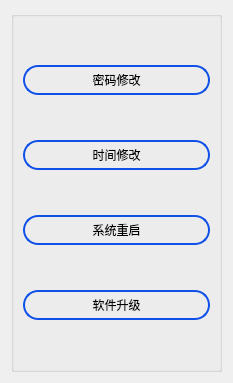
The window that BusBar-Qt/setting/setsystem/othersettingdlg.ui (ChinaClever/BusBar) describes before a commit, drawn with Qt 5.
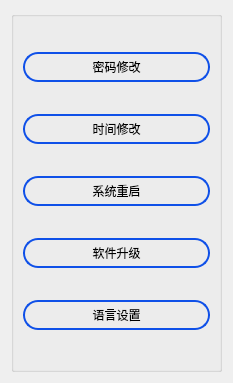
The same window after the commit.

```diff
--- a/BusBar-Qt/setting/setsystem/othersettingdlg.ui
+++ b/BusBar-Qt/setting/setsystem/othersettingdlg.ui
@@ -99,6 +99,25 @@
         </property>
        </widget>
       </item>
+      <item>
+       <widget class="QPushButton" name="languageBtn">
+        <property name="maximumSize">
+         <size>
+          <width>16777215</width>
+          <height>30</height>
+         </size>
+        </property>
+        <property name="styleSheet">
+         <string notr="true">QPushButton{
+border:2px solid rgb(15,80,232);
+border-radius:15px
+}</string>
+        </property>
+        <property name="text">
+         <string>语言设置</string>
+        </property>
+       </widget>
+      </item>
      </layout>
     </widget>
    </item>
```
